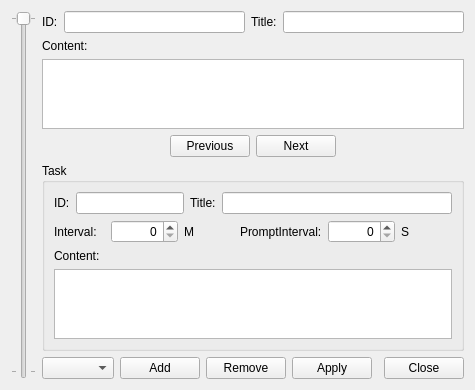
The window that FrmTasks.ui (KangLin/Calendar) describes before a commit, drawn with Qt 5.
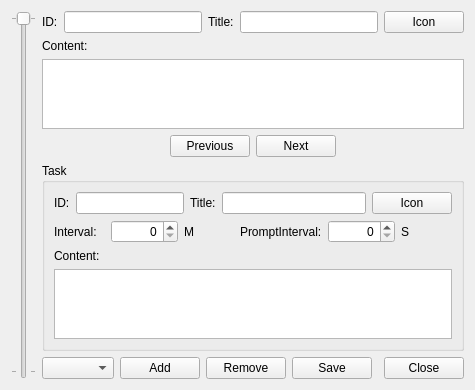
The same window after the commit. Icons and pictures are not drawn.

```diff
--- a/FrmTasks.ui
+++ b/FrmTasks.ui
@@ -102,6 +102,22 @@
          </property>
         </widget>
        </item>
+       <item>
+        <widget class="QPushButton" name="pbIcon">
+         <property name="text">
+          <string>Icon</string>
+         </property>
+         <property name="autoDefault">
+          <bool>false</bool>
+         </property>
+         <property name="default">
+          <bool>false</bool>
+         </property>
+         <property name="flat">
+          <bool>false</bool>
+         </property>
+        </widget>
+       </item>
       </layout>
      </item>
      <item>
@@ -255,6 +271,13 @@
             </property>
            </widget>
           </item>
+          <item>
+           <widget class="QPushButton" name="pbTaskIcon">
+            <property name="text">
+             <string>Icon</string>
+            </property>
+           </widget>
+          </item>
          </layout>
         </item>
         <item row="1" column="0">
@@ -400,7 +423,11 @@
        <item>
         <widget class="QPushButton" name="pbApply">
          <property name="text">
-          <string>Apply</string>
+          <string>Save</string>
+         </property>
+         <property name="icon">
+          <iconset resource="Resource/Resource.qrc">
+           <normaloff>:/icon/Save</normaloff>:/icon/Save</iconset>
          </property>
         </widget>
        </item>
```
Left out of the diff: 20 changed lines with no effect on the pictures.
